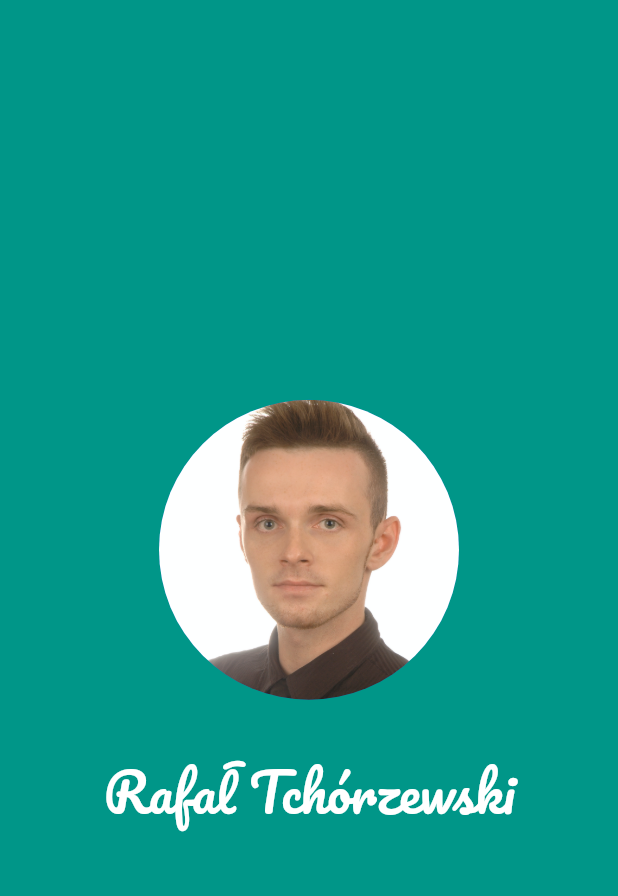
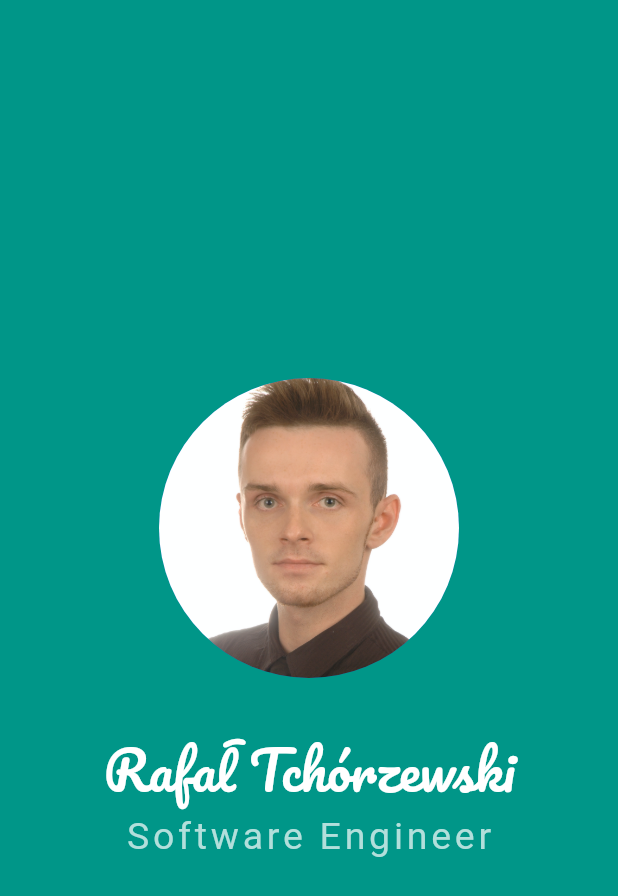
Before and after one commit to tchorzewski1991/contact_me_app, a Flutter app: the screen it shows after launch, on a phone screen of 412 x 824 dp. Shown: the top 896 px of the screen. Run offline on Flutter 3.47's test engine with Material 2 defaults, Android fonts, the phone set to English and light mode, and no system bars.

Commit message:
Add subtitle of current job

```diff
--- a/lib/main.dart
+++ b/lib/main.dart
@@ -33,6 +33,15 @@ class App extends StatelessWidget {
                     fontWeight: FontWeight.w400,
                   ),
                 ),
+                Text(
+                  'Software Engineer',
+                  style: TextStyle(
+                    color: Colors.teal.shade100,
+                    fontSize: 25,
+                    fontWeight: FontWeight.w400,
+                    letterSpacing: 2.5,
+                  ),
+                ),
               ],
             ),
           ),
```
